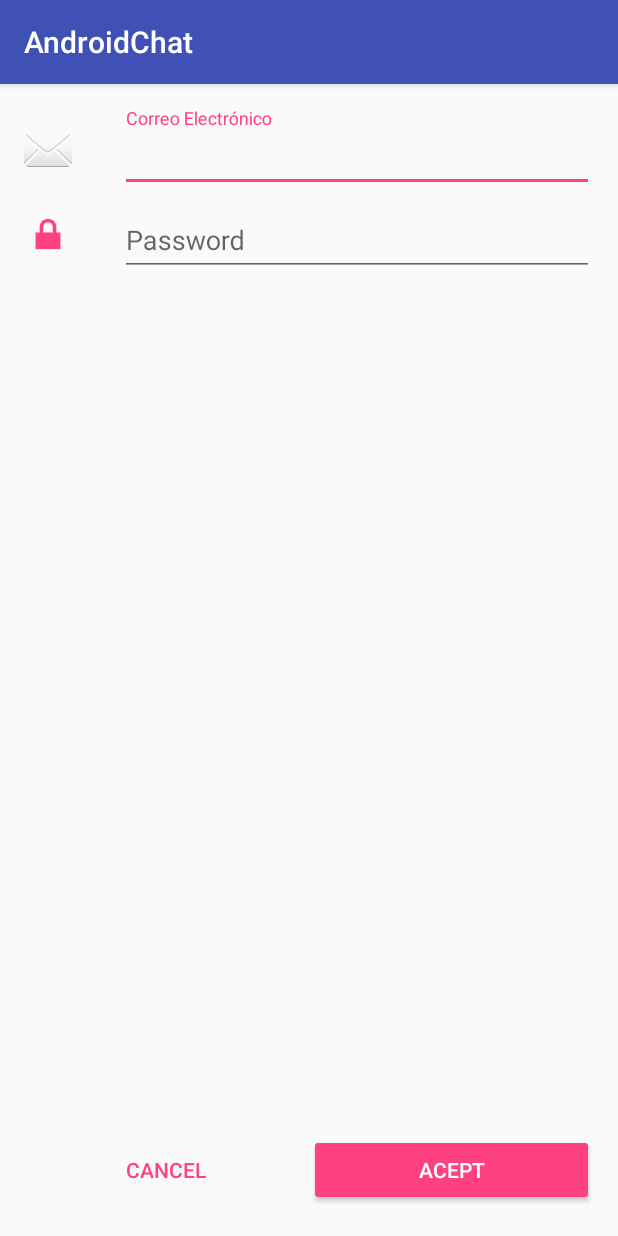
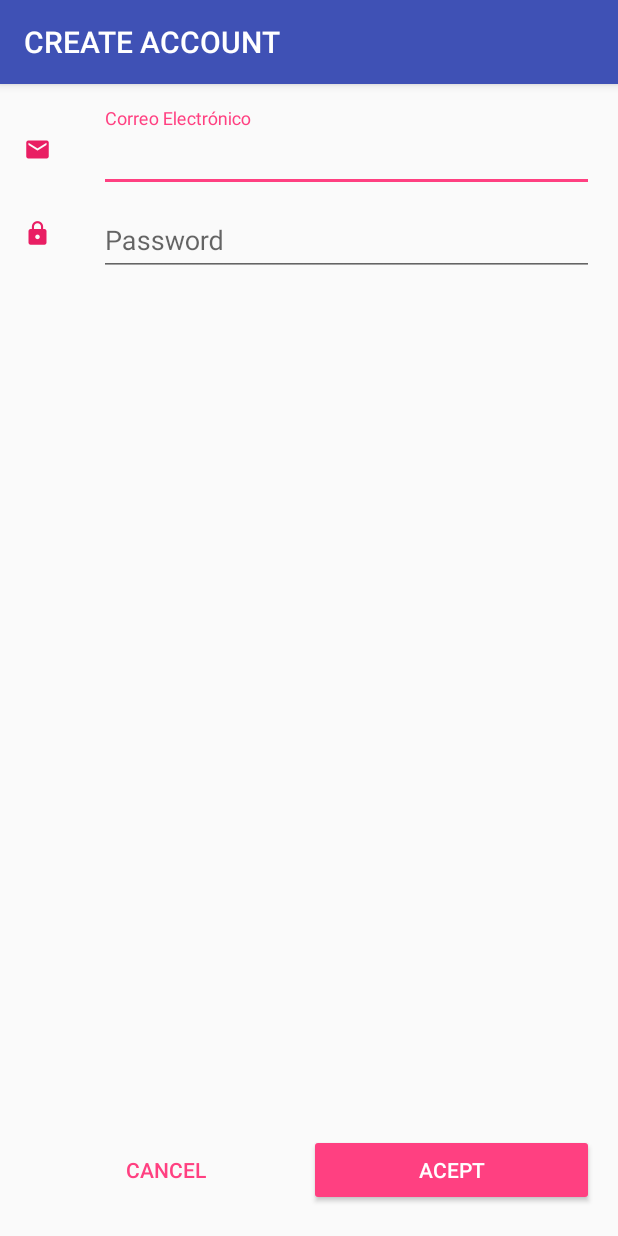
Before and after one commit to georeliz/AndroidChat, an Android app: the SignUpActivity screen opened directly, with no data from a screen before it, on a phone screen of 412 x 824 dp. Run offline under Robolectric (Android 15) with nearby library versions, the phone set to English and light mode, and no system bars.

Commit message:
icons singup

```diff
--- a/app/src/main/java/edu/galileo/android/androidchat/chat/ui/ChatActivity.java
+++ b/app/src/main/java/edu/galileo/android/androidchat/chat/ui/ChatActivity.java
@@ -63,6 +63,8 @@ public class ChatActivity extends AppCompatActivity implements ChatView {
         presenter = new ChatPresenterImpl(this);
         presenter.onCreate();
         setupToolbar(getIntent());
+
+        getSupportActionBar().setDisplayHomeAsUpEnabled(true);
     }
 
     private void setupAdapter() {
--- a/app/src/main/java/edu/galileo/android/androidchat/login/ui/LoginActivity.java
+++ b/app/src/main/java/edu/galileo/android/androidchat/login/ui/LoginActivity.java
@@ -85,7 +85,9 @@ public class LoginActivity extends AppCompatActivity implements LoginView {
 
     @Override
     public void navigateToMainScreen() {
-        startActivity(new Intent(this, ContactListActivity.class));
+        Intent intent = new Intent(this, ContactListActivity.class);
+        intent.setFlags(intent.FLAG_ACTIVITY_NEW_TASK | intent.FLAG_ACTIVITY_CLEAR_TASK);
+        startActivity(intent);
     }
 
     @Override
--- a/app/src/main/java/edu/galileo/android/androidchat/singup/SignUpActivity.java
+++ b/app/src/main/java/edu/galileo/android/androidchat/singup/SignUpActivity.java
@@ -11,5 +11,9 @@ public class SignUpActivity extends AppCompatActivity {
     protected void onCreate(Bundle savedInstanceState) {
         super.onCreate(savedInstanceState);
         setContentView(R.layout.activity_sign_up);
+
+        setTitle(R.string.sigup_message_title);
     }
+
+
 }
--- a/app/src/main/res/layout/activity_sign_up.xml
+++ b/app/src/main/res/layout/activity_sign_up.xml
@@ -23,7 +23,7 @@
             android:layout_width="wrap_content"
             android:layout_height="wrap_content"
             android:layout_gravity="center_vertical"
-            android:src="@android:drawable/ic_dialog_email" />
+            android:src="@drawable/ic_email_pink_500_18dp" />
 
         <android.support.design.widget.TextInputLayout
             android:id="@+id/tilEmail"
@@ -57,7 +57,7 @@
             android:layout_column="0"
             android:layout_gravity="center_vertical"
             android:layout_row="2"
-            android:src="@android:drawable/ic_lock_lock" />
+            android:src="@drawable/ic_lock_pink_500_18dp" />
 
         <android.support.design.widget.TextInputLayout
             android:id="@+id/til_correo"
--- a/app/src/main/res/values/strings.xml
+++ b/app/src/main/res/values/strings.xml
@@ -23,6 +23,7 @@
     <string name="signup.button.acept">ACEPT</string>
     <string name="signup.message.email">Correo Electrónico</string>
     <string name="signup.message.password">Password</string>
+    <string name="sigup.message.title">CREATE ACCOUNT</string>
 
 
 </resources>
```
Also changed, not shown: app/src/main/AndroidManifest.xml (+9 -4 lines), app/src/main/res/drawable-hdpi/ic_email_pink_500_18dp.png (added), app/src/main/res/drawable-hdpi/ic_lock_pink_500_18dp.png (added), app/src/main/res/drawable-mdpi/ic_email_pink_500_18dp.png (added), app/src/main/res/drawable-mdpi/ic_lock_pink_500_18dp.png (added), app/src/main/res/drawable-xhdpi/ic_email_pink_500_18dp.png (added), app/src/main/res/drawable-xhdpi/ic_lock_pink_500_18dp.png (added), app/src/main/res/drawable-xxhdpi/ic_email_pink_500_18dp.png (added), app/src/main/res/drawable-xxhdpi/ic_lock_pink_500_18dp.png (added), app/src/main/res/drawable-xxxhdpi/ic_email_pink_500_18dp.png (added), app/src/main/res/drawable-xxxhdpi/ic_lock_pink_500_18dp.png (added).
